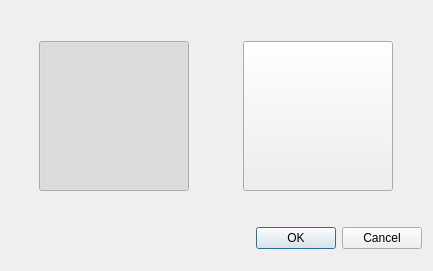
Above: ui/select_rest_dialog.ui from JuanjoMrt/Jmidi before the change. Below: the same form after it.
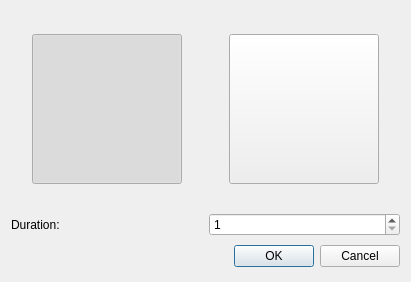
That is the form after the change. Icons and pictures are not drawn.

Commit message: Rests with different durations can be used

Diff of the .ui file:
```diff
--- a/ui/select_rest_dialog.ui
+++ b/ui/select_rest_dialog.ui
@@ -6,8 +6,8 @@
    <rect>
     <x>0</x>
     <y>0</y>
-    <width>433</width>
-    <height>271</height>
+    <width>411</width>
+    <height>282</height>
    </rect>
   </property>
   <property name="windowTitle">
@@ -132,6 +132,24 @@
      </item>
     </layout>
    </item>
+   <item>
+    <layout class="QHBoxLayout" name="horizontalLayout_2">
+     <item>
+      <widget class="QLabel" name="label">
+       <property name="text">
+        <string>Duration:</string>
+       </property>
+      </widget>
+     </item>
+     <item>
+      <widget class="QSpinBox" name="sb_rest_duration">
+       <property name="minimum">
+        <number>1</number>
+       </property>
+      </widget>
+     </item>
+    </layout>
+   </item>
    <item>
     <widget class="QDialogButtonBox" name="buttonBox">
      <property name="orientation">
```
Left out of the diff: 73 changed lines with no effect on the pictures. The commit also changes 10 other files.
